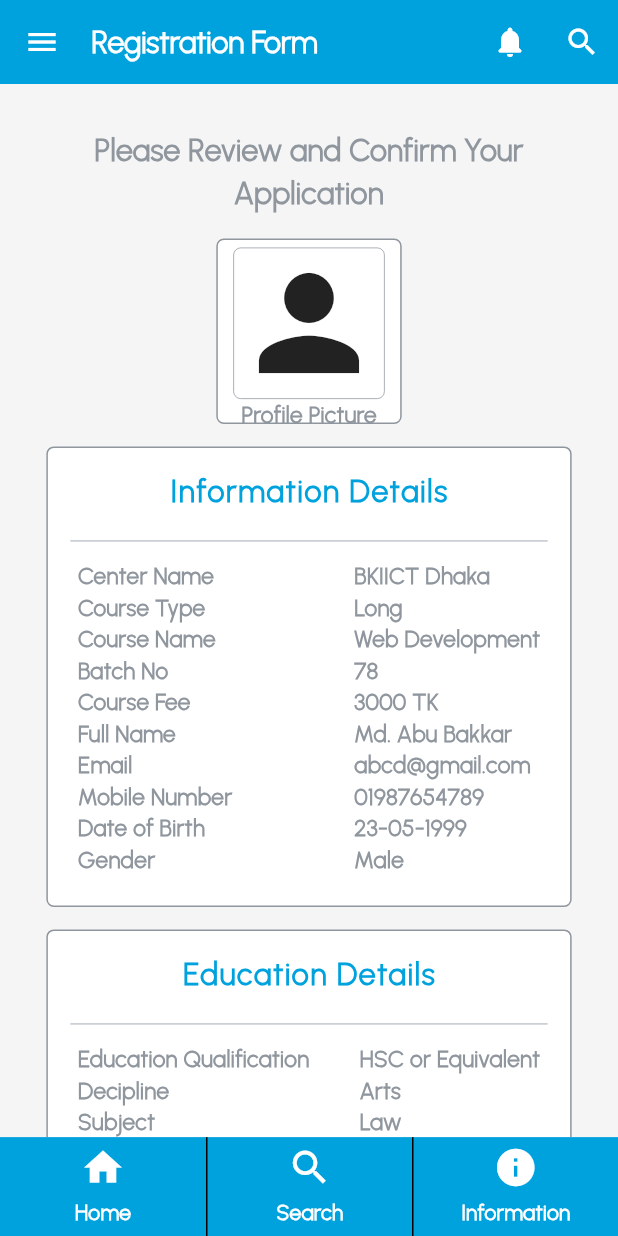
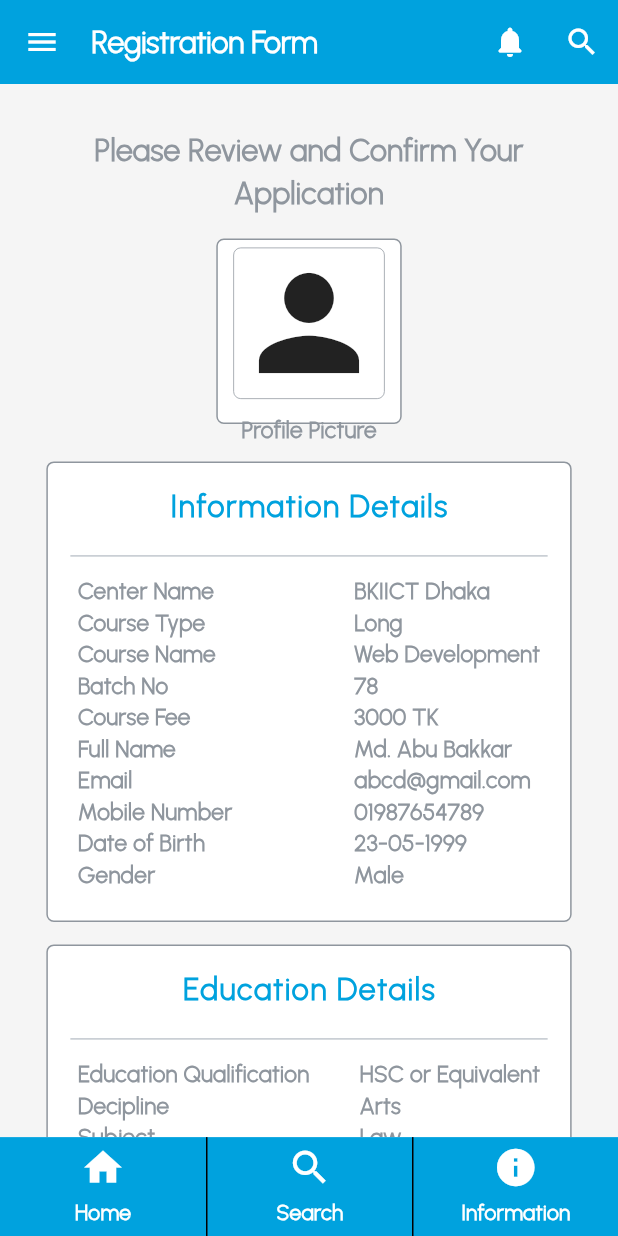
Before and after one commit to Mahfuz-00/itee_app, a Flutter app: the RegistrationApplicationReview screen opened directly, on a phone screen of 412 x 824 dp. Run offline on Flutter 3.47's test engine with Material 3 defaults, Android fonts, the phone set to English and light mode, and no system bars; missing offline and left inert: footer.

Commit message:
Last Updated: 28th April 2024

```diff
--- a/lib/Registation UI/registrationapplicationreview.dart
+++ b/lib/Registation UI/registrationapplicationreview.dart
@@ -196,6 +196,7 @@ class _RegistrationApplicationReviewState
                               ),
                             ),
                           ),
+                          SizedBox(height:10),
                           Text(
                             'Profile Picture',
                             style: TextStyle(
@@ -209,7 +210,7 @@ class _RegistrationApplicationReviewState
                       ),
                     ),
                   ),
-                  SizedBox(height: 15,),
+                  SizedBox(height: 25,),
                   Center(
                       child: Container(
                         width: screenWidth * 0.85,
@@ -749,7 +750,7 @@ class _RegistrationApplicationReviewState
       context: context,
       builder: (BuildContext context) {
         return Container(
-          height: 400,
+          height: 600,
           width: MediaQuery.of(context).size.width,
           padding: EdgeInsets.all(20),
           child: Column(
--- a/lib/Splashscreen UI/splashscreenUI.dart
+++ b/lib/Splashscreen UI/splashscreenUI.dart
@@ -47,6 +47,7 @@ class _SplashScreenState extends State<SplashScreen>
   Widget build(BuildContext context) {
     final screenHeight = MediaQuery.of(context).size.height;
     return Scaffold(
+      backgroundColor: Colors.grey[100],
       resizeToAvoidBottomInset: false,
       body: Container(
         width: double.infinity,
```
